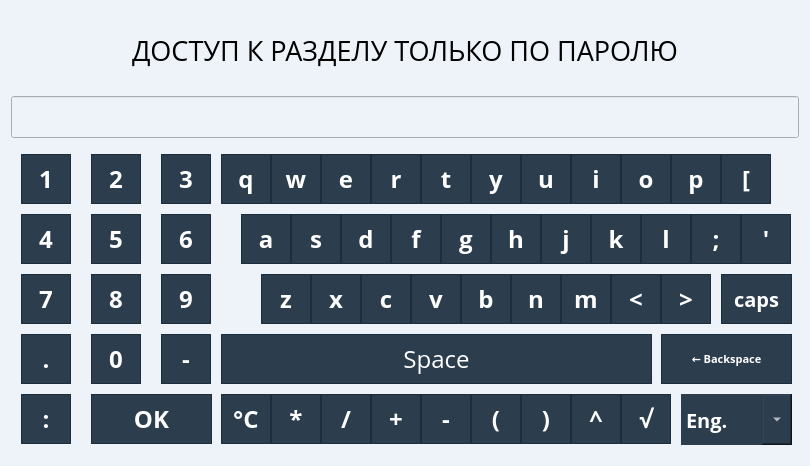
Old version of the form keyboard.ui in the repository tomyqg/topaz-m.
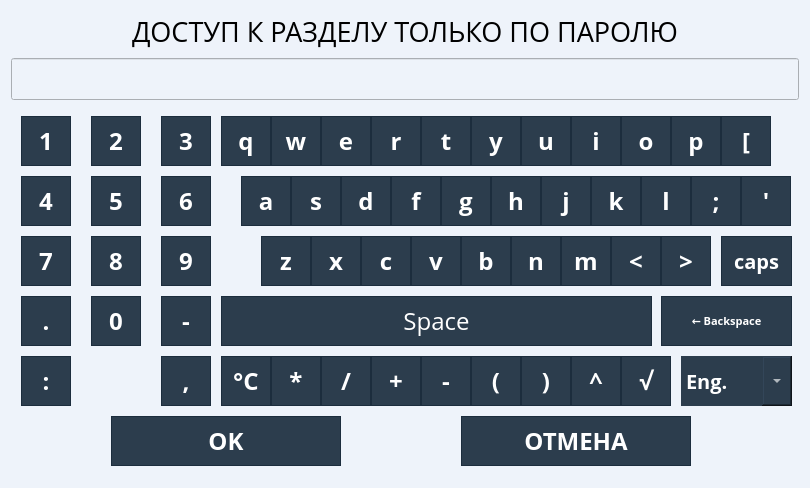
New version of the form.

```diff
--- a/keyboard.ui
+++ b/keyboard.ui
@@ -7,7 +7,7 @@
     <x>0</x>
     <y>0</y>
     <width>808</width>
-    <height>466</height>
+    <height>484</height>
    </rect>
   </property>
   <property name="minimumSize">
@@ -78,13 +78,13 @@
      <property name="minimumSize">
       <size>
        <width>788</width>
-       <height>311</height>
+       <height>371</height>
       </size>
      </property>
      <property name="maximumSize">
       <size>
        <width>788</width>
-       <height>311</height>
+       <height>371</height>
       </size>
      </property>
      <property name="frameShape">
@@ -1768,9 +1768,9 @@
      <widget class="QPushButton" name="pushButton_13">
       <property name="geometry">
        <rect>
-        <x>80</x>
-        <y>250</y>
-        <width>121</width>
+        <x>100</x>
+        <y>310</y>
+        <width>230</width>
         <height>50</height>
        </rect>
       </property>
@@ -2156,7 +2156,7 @@
         <x>670</x>
         <y>250</y>
         <width>111</width>
-        <height>51</height>
+        <height>50</height>
        </rect>
       </property>
       <property name="font">
@@ -2205,6 +2205,66 @@
        </property>
       </item>
      </widget>
+     <widget class="QPushButton" name="pushButton_59">
+      <property name="geometry">
+       <rect>
+        <x>450</x>
+        <y>310</y>
+        <width>230</width>
+        <height>50</height>
+       </rect>
+      </property>
+      <property name="font">
+       <font>
+        <family>Open Sans</family>
+        <pointsize>18</pointsize>
+        <weight>75</weight>
+        <bold>true</bold>
+        <kerning>true</kerning>
+       </font>
+      </property>
+      <property name="styleSheet">
+       <string notr="true">color: rgb(255, 255, 255);
+background-color: #2c3d4d;
+border: 1px solid #1c2d3d;</string>
+      </property>
+      <property name="text">
+       <string>ОТМЕНА</string>
+      </property>
+     </widget>
+     <widget class="QPushButton" name="pushButton_60">
+      <property name="enabled">
+       <bool>true</bool>
+      </property>
+      <property name="geometry">
+       <rect>
+        <x>150</x>
+        <y>250</y>
+        <width>50</width>
+        <height>50</height>
+       </rect>
+      </property>
+      <property name="font">
+       <font>
+        <family>Open Sans</family>
+        <pointsize>18</pointsize>
+        <weight>75</weight>
+        <bold>true</bold>
+        <kerning>true</kerning>
+       </font>
+      </property>
+      <property name="styleSheet">
+       <string notr="true">color: rgb(255, 255, 255);
+background-color: #2c3d4d;
+border: 1px solid #1c2d3d;</string>
+      </property>
+      <property name="text">
+       <string>,</string>
+      </property>
+      <attribute name="buttonGroup">
+       <string notr="true">buttonGroup</string>
+      </attribute>
+     </widget>
     </widget>
    </item>
   </layout>
```
Left out of the diff: 9 changed lines with no effect on the pictures.
